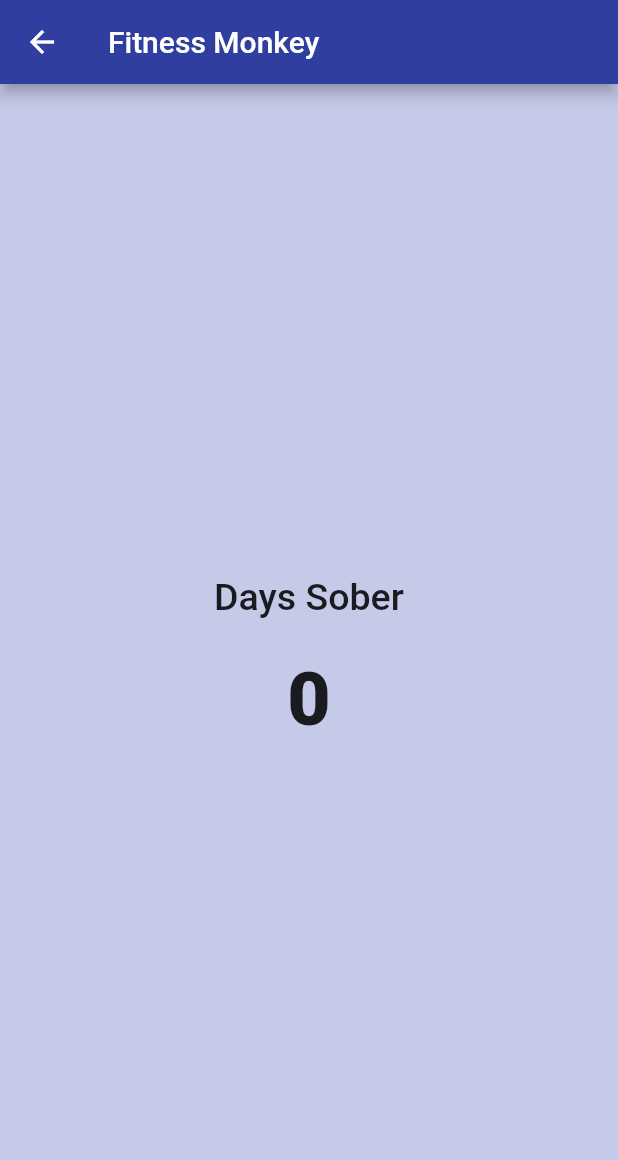
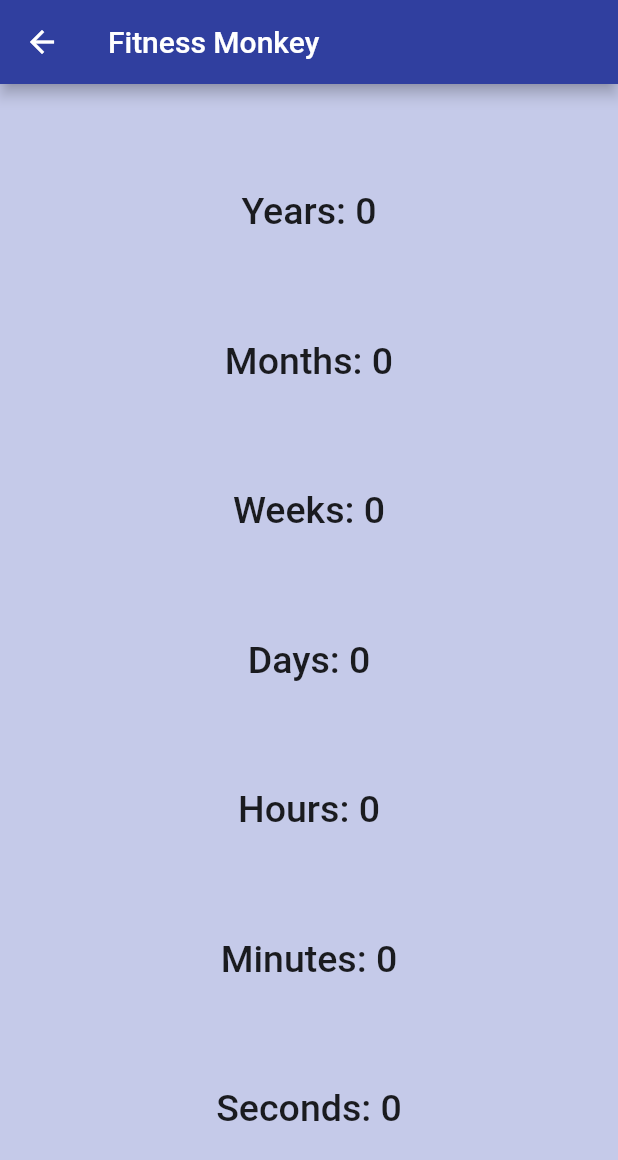
Before and after one commit to cschucode/fitness_monkey, a Flutter app: the SobrietyDisplay screen opened directly with empty values, on a phone screen of 412 x 824 dp. Shown: the top 1160 px of the screen. Run offline on Flutter 3.47's test engine with Material 2 defaults, Android fonts, the phone set to English and light mode, and no system bars; our stand-ins replace audioplayers.

Commit message:
Create clean time brain for calculations

```diff
--- /dev/null
+++ b/lib/cleantime_brain.dart
@@ -0,0 +1,70 @@
+import 'dart:math';
+
+class CleanTimeBrain {
+  CleanTimeBrain({this.dateInput});
+
+  final DateTime dateInput;
+
+  String getYearsSober() {
+    final now = DateTime.now();
+    var years = now.difference(dateInput).inDays / 365;
+
+    if (years < 0) years = 0;
+
+    return years.floor().toString();
+  }
+
+  String getMonthsSober() {
+    final now = DateTime.now();
+    var months = now.difference(dateInput).inHours / 730;
+
+    if (months < 0) months = 0;
+
+    return months.floor().toString();
+  }
+
+  String getWeeksSober() {
+    final now = DateTime.now();
+    var weeks = now.difference(dateInput).inDays / 7;
+
+    if (weeks < 0) weeks = 0;
+
+    return weeks.floor().toString();
+  }
+
+  String getDaysSober() {
+    final now = DateTime.now();
+    var days = now.difference(dateInput).inDays;
+
+    if (days < 0) days = 0;
+
+    return days.toString();
+  }
+
+  String getHoursSober() {
+    final now = DateTime.now();
+    var hours = now.difference(dateInput).inHours;
+
+    if (hours < 0) hours = 0;
+
+    return hours.toString();
+  }
+
+  String getMinutesSober() {
+    final now = DateTime.now();
+    var minutes = now.difference(dateInput).inHours * 60;
+
+    if (minutes < 0) minutes = 0;
+
+    return minutes.toString();
+  }
+
+  String getSecondsSober() {
+    final now = DateTime.now();
+    var seconds = now.difference(dateInput).inSeconds;
+
+    if (seconds < 0) seconds = 0;
+
+    return seconds.toString();
+  }
+}
--- a/lib/screens/sobriety_display.dart
+++ b/lib/screens/sobriety_display.dart
@@ -1,23 +1,17 @@
 import 'package:fitness_monkey/constants.dart';
 import 'package:flutter/material.dart';
+
+import 'package:fitness_monkey/cleantime_brain.dart';
 
 class SobrietyDisplay extends StatelessWidget {
   SobrietyDisplay({this.sobrietyDate});
 
   final DateTime sobrietyDate;
 
-  String calculateDaysSober(DateTime dateInput) {
-    final sobrietyDate = dateInput;
-    final now = DateTime.now();
-    var days = now.difference(sobrietyDate).inDays;
-
-    if (days < 0) days = 0;
-
-    return days.toString();
-  }
-
   @override
   Widget build(BuildContext context) {
+    var calculate = new CleanTimeBrain(dateInput: sobrietyDate);
+
     return Scaffold(
       appBar: AppBar(
         backgroundColor: Colors.indigo.shade700,
@@ -28,18 +22,35 @@
       body: Center(
         child: Container(
           child: Column(
-            mainAxisAlignment: MainAxisAlignment.center,
+            mainAxisAlignment: MainAxisAlignment.spaceEvenly,
             children: <Widget>[
               Text(
-                'Days Sober',
+                'Years: ${calculate.getYearsSober()}',
                 style: kLabelTextStyle,
               ),
-              SizedBox(
-                height: 25.0,
+              Text(
+                'Months: ${calculate.getMonthsSober()}',
+                style: kLabelTextStyle,
               ),
               Text(
-                calculateDaysSober(sobrietyDate),
-                style: kLabelNumberStyle,
+                'Weeks: ${calculate.getWeeksSober()}',
+                style: kLabelTextStyle,
+              ),
+              Text(
+                'Days: ${calculate.getDaysSober()}',
+                style: kLabelTextStyle,
+              ),
+              Text(
+                'Hours: ${calculate.getHoursSober()}',
+                style: kLabelTextStyle,
+              ),
+              Text(
+                'Minutes: ${calculate.getMinutesSober()}',
+                style: kLabelTextStyle,
+              ),
+              Text(
+                'Seconds: ${calculate.getSecondsSober()}',
+                style: kLabelTextStyle,
               ),
             ],
           ),
```
